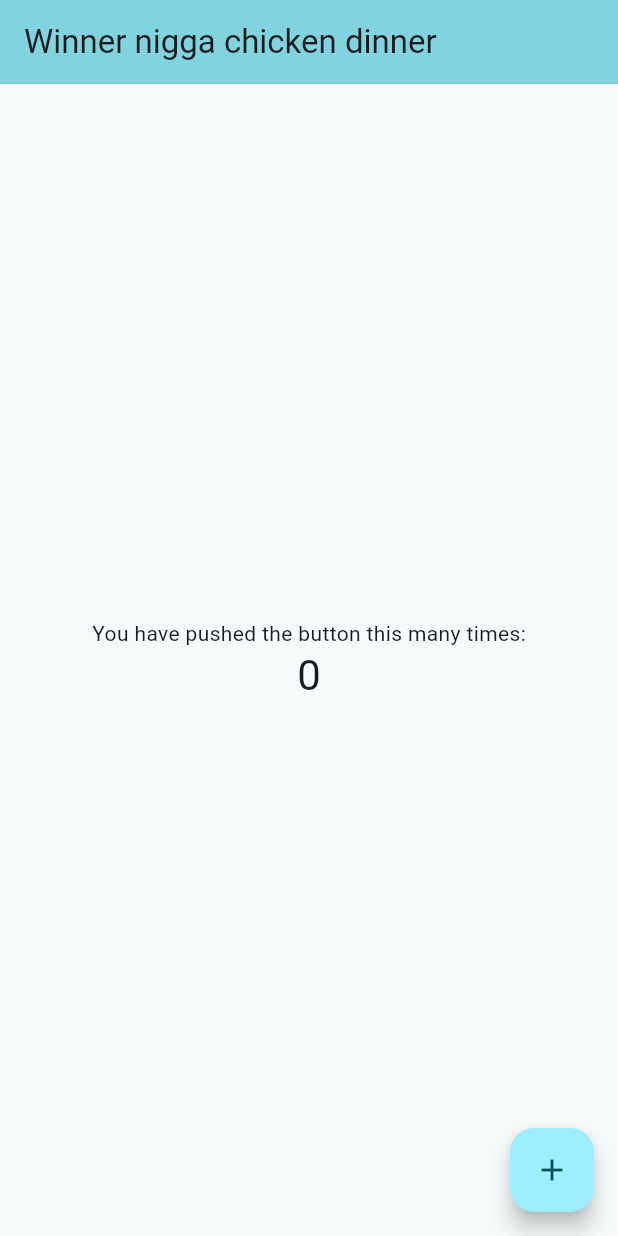
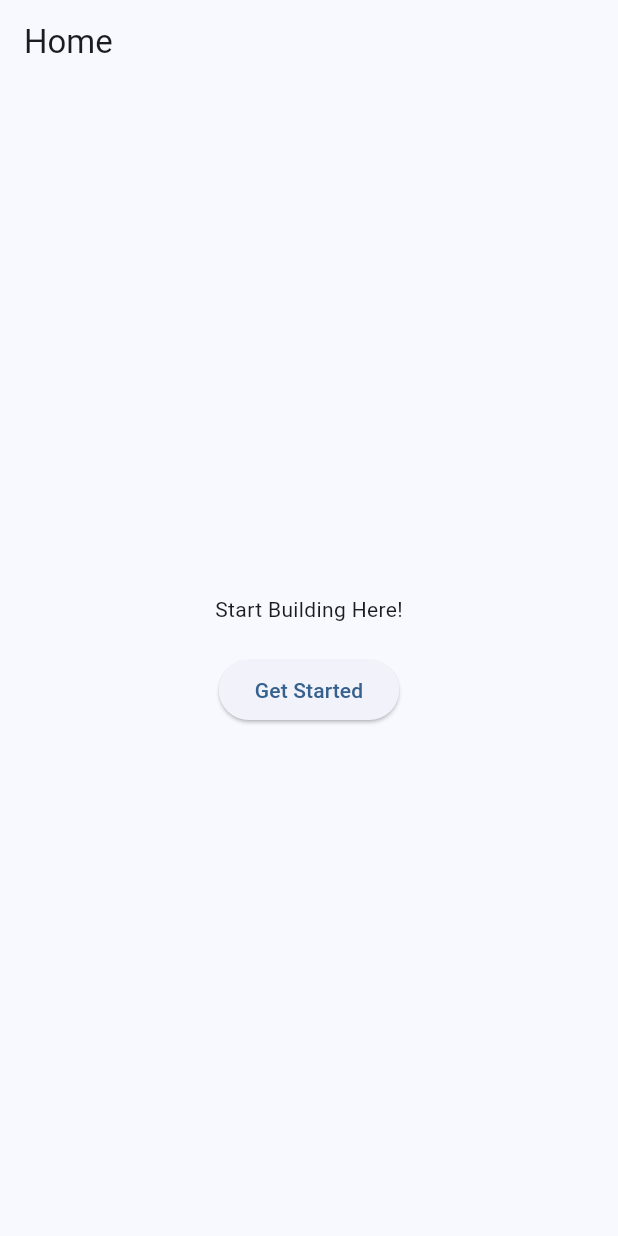
Before and after one commit to ChewZuYenn/Hackathon-Project, a Flutter app: the screen it shows after launch, on a phone screen of 412 x 824 dp. Run offline on Flutter 3.47's test engine with Material 3 defaults, Android fonts, the light colour scheme and no system bars.

Commit message:
Organized files into cleaner easier to see

```diff
--- a/lib/main.dart
+++ b/lib/main.dart
@@ -7,116 +7,41 @@ void main() {
 class MyApp extends StatelessWidget {
   const MyApp({super.key});
 
-  // This widget is the root of your application.
   @override
   Widget build(BuildContext context) {
     return MaterialApp(
-      title: 'Flutter Demo',
+      title: 'Your Hackathon Project',
       theme: ThemeData(
-        // This is the theme of your application.
-        //
-        // TRY THIS: Try running your application with "flutter run". You'll see
-        // the application has a purple toolbar. Then, without quitting the app,
-        // try changing the seedColor in the colorScheme below to Colors.green
-        // and then invoke "hot reload" (save your changes or press the "hot
-        // reload" button in a Flutter-supported IDE, or press "r" if you used
-        // the command line to start the app).
-        //
-        // Notice that the counter didn't reset back to zero; the application
-        // state is not lost during the reload. To reset the state, use hot
-        // restart instead.
-        //
-        // This works for code too, not just values: Most code changes can be
-        // tested with just a hot reload.
-        colorScheme: ColorScheme.fromSeed(seedColor: Colors.white),
+        colorScheme: ColorScheme.fromSeed(seedColor: Colors.blue),
+        useMaterial3: true,
       ),
-      home: const MyHomePage(title: 'Winner nigga chicken dinner'),
+      home: const HomeScreen(),
     );
   }
 }
 
-class MyHomePage extends StatefulWidget {
-  const MyHomePage({super.key, required this.title});
-
-  // This widget is the home page of your application. It is stateful, meaning
-  // that it has a State object (defined below) that contains fields that affect
-  // how it looks.
-
-  // This class is the configuration for the state. It holds the values (in this
-  // case the title) provided by the parent (in this case the App widget) and
-  // used by the build method of the State. Fields in a Widget subclass are
-  // always marked "final".
-
-  final String title;
-
-  @override
-  State<MyHomePage> createState() => _MyHomePageState();
-}
-
-class _MyHomePageState extends State<MyHomePage> {
-  int _counter = 0;
-
-  void _incrementCounter() {
-    setState(() {
-      // This call to setState tells the Flutter framework that something has
-      // changed in this State, which causes it to rerun the build method below
-      // so that the display can reflect the updated values. If we changed
-      // _counter without calling setState(), then the build method would not be
-      // called again, and so nothing would appear to happen.
-      _counter++;
-    });
-  }
+class HomeScreen extends StatelessWidget {
+  const HomeScreen({super.key});
 
   @override
   Widget build(BuildContext context) {
-    // This method is rerun every time setState is called, for instance as done
-    // by the _incrementCounter method above.
-    //
-    // The Flutter framework has been optimized to make rerunning build methods
-    // fast, so that you can just rebuild anything that needs updating rather
-    // than having to individually change instances of widgets.
     return Scaffold(
       appBar: AppBar(
-        // TRY THIS: Try changing the color here to a specific color (to
-        // Colors.amber, perhaps?) and trigger a hot reload to see the AppBar
-        // change color while the other colors stay the same.
-        backgroundColor: Theme.of(context).colorScheme.inversePrimary,
-        // Here we take the value from the MyHomePage object that was created by
-        // the App.build method, and use it to set our appbar title.
-        title: Text(widget.title),
+        title: const Text('Home'),
       ),
       body: Center(
-        // Center is a layout widget. It takes a single child and positions it
-        // in the middle of the parent.
         child: Column(
-          // Column is also a layout widget. It takes a list of children and
-          // arranges them vertically. By default, it sizes itself to fit its
-          // children horizontally, and tries to be as tall as its parent.
-          //
-          // Column has various properties to control how it sizes itself and
-          // how it positions its children. Here we use mainAxisAlignment to
-          // center the children vertically; the main axis here is the vertical
-          // axis because Columns are vertical (the cross axis would be
-          // horizontal).
-          //
-          // TRY THIS: Invoke "debug painting" (choose the "Toggle Debug Paint"
-          // action in the IDE, or press "p" in the console), to see the
-          // wireframe for each widget.
-          mainAxisAlignment: .center,
+          mainAxisAlignment: MainAxisAlignment.center,
           children: [
-            const Text('You have pushed the button this many times:'),
-            Text(
-              '$_counter',
-              style: Theme.of(context).textTheme.headlineMedium,
+            const Text('Start Building Here!'),
+            const SizedBox(height: 20),
+            ElevatedButton(
+              onPressed: () {},
+              child: const Text('Get Started'),
             ),
           ],
         ),
       ),
-      floatingActionButton: FloatingActionButton(
-        onPressed: _incrementCounter,
-        tooltip: 'Increment',
-        child: const Icon(Icons.add),
-      ),
     );
   }
 }
```
Also changed, not shown: 1 other file.
